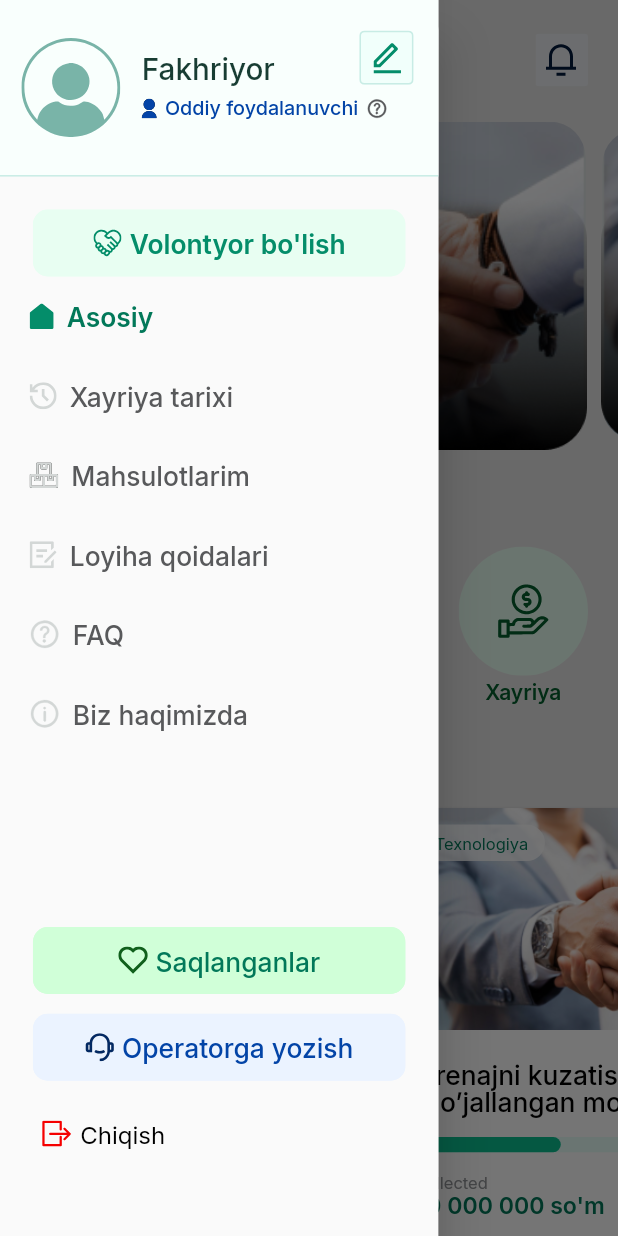
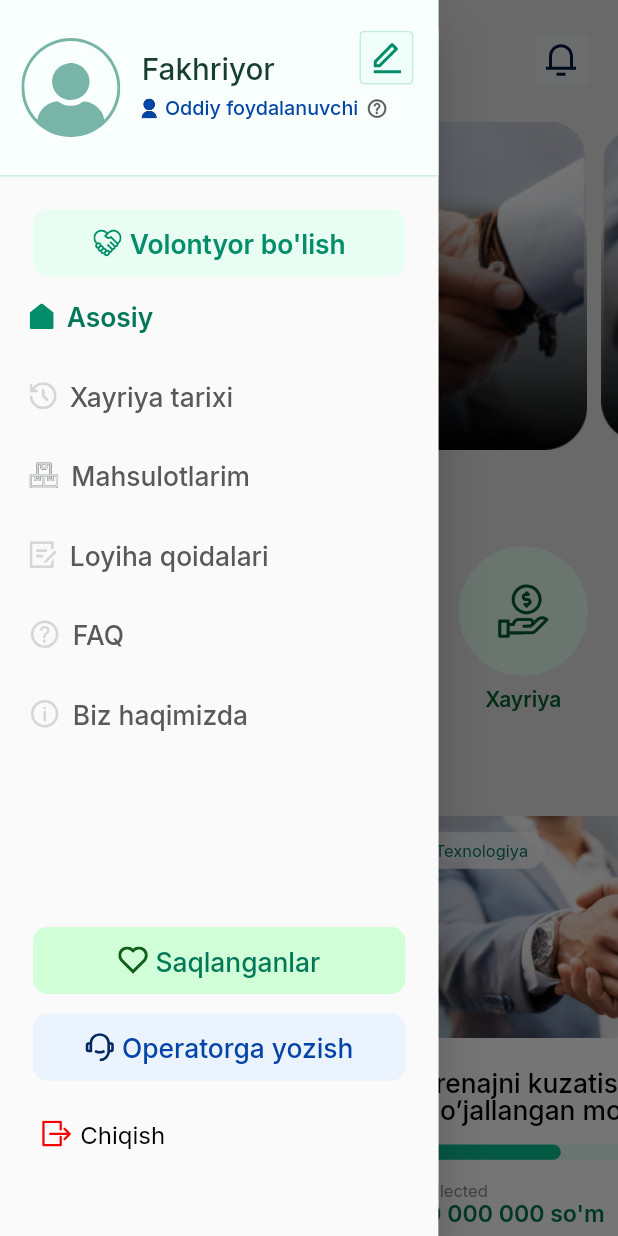
Before and after one commit to komronz/najot, a Flutter app: the screen it shows after launch, with the side drawer open, on a phone screen of 412 x 824 dp. Run offline on Flutter 3.47's test engine with Material 2 defaults, Android fonts, the phone set to English and light mode, and no system bars; drawn by our look-alikes of card_swiper, percent_indicator; our stand-ins replace auto_size_text, bloc, bot_toast, connectivity_plus, dio, easy_localization and 12 more; missing offline and left inert: super_rich_text; accounts and stored records are empty.

Commit message:
home page ui

```diff
--- a/lib/data/utils/app_image_utils.dart
+++ b/lib/data/utils/app_image_utils.dart
@@ -12,10 +12,15 @@ class AppImageUtils {
    static const String EDIT = "assets/app_icons/edit.svg";
    static const String HANDS = "assets/app_icons/hends.svg";
    static const String HISTORY = "assets/app_icons/history.svg";
+   static const String HISTORY2 = "assets/app_icons/history2.svg";
    static const String PRODUCTS = "assets/app_icons/products.svg";
+   static const String PRODUCTS2 = "assets/app_icons/products2.svg";
    static const String RULES = "assets/app_icons/rules.svg";
+   static const String RULES2 = "assets/app_icons/rules2.svg";
    static const String FAQ = "assets/app_icons/FAQ.svg";
+   static const String FAQ2 = "assets/app_icons/FAQ2.svg";
    static const String ABOUT_US = "assets/app_icons/about.svg";
+   static const String ABOUT_US2 = "assets/app_icons/about2.svg";
    static const String MAIN = "assets/app_icons/main.svg";
    static const String HEART = "assets/app_icons/heart.svg";
    static const String HEADPHONE = "assets/app_icons/headphone.svg";
@@ -23,6 +28,7 @@ class AppImageUtils {
    static const String LOGOUT2 = "assets/app_icons/logout2.svg";
    static const String PERSON = "assets/app_icons/person.svg";
    static const String BACK = "assets/app_icons/back.svg";
+   static const String MAIN2 = "assets/app_icons/main2.svg";
    static const String SHADOW = "assets/images/shadow.png";
    static const String Slider = "assets/images/slider.png";
 
--- a/lib/ui/pages/home_page/widget/drawer_body_widget.dart
+++ b/lib/ui/pages/home_page/widget/drawer_body_widget.dart
@@ -13,13 +13,17 @@ class DrawerBody extends StatelessWidget {
     Key? key,
   }) : super(key: key);
 
+
   @override
   Widget build(BuildContext context) {
     Size size = MediaQuery.of(context).size;
+    AppPageType pageType=context.read<AppPageCubit>().state.pageType;
     return Container(
       width: 266.w,
       decoration: BoxDecoration(
-          borderRadius: BorderRadius.circular(20), color: AppColorUtils.WHITE),
+        borderRadius: BorderRadius.circular(20),
+        color: AppColorUtils.WHITE,
+      ),
       child: Drawer(
         child: Column(
           children: [
@@ -105,9 +109,7 @@ class DrawerBody extends StatelessWidget {
                       left: 20.w,
                     ),
                     child: ButtonCard(
-                      onPress: () {
-
-                      },
+                      onPress: () {},
                       text: "Volontyor bo'lish",
                       width: 226.w,
                       height: 44.h,
@@ -120,11 +122,10 @@ class DrawerBody extends StatelessWidget {
                     ),
                   ),
                   AppWidgets.rowIconText(
-                    iconSelect:AppImageUtils.MAIN ,
-                    icon: AppImageUtils.MAIN,
-                    isActive: context.read<AppPageCubit>().state.pageType==AppPageType.MAIN,
+                    iconSelect: AppImageUtils.MAIN,
+                    icon: AppImageUtils.MAIN2,
+                    isActive: pageType == AppPageType.MAIN,
                     text: "Asosiy",
-                    fontWeight: FontWeight.w600,
                     fontSize: 16.sp,
                     padding: EdgeInsets.symmetric(
                       horizontal: 18.w,
@@ -138,11 +139,10 @@ class DrawerBody extends StatelessWidget {
                     },
                   ),
                   AppWidgets.rowIconText(
-                    isActive: context.read<AppPageCubit>().state.pageType==AppPageType.CHARITY,
+                    isActive: pageType == AppPageType.CHARITY,
                     icon: AppImageUtils.HISTORY,
-                    iconSelect: AppImageUtils.HISTORY,
+                    iconSelect: AppImageUtils.HISTORY2,
                     text: "Xayriya tarixi",
-                    fontWeight: FontWeight.w500,
                     fontSize: 16.sp,
                     padding: EdgeInsets.symmetric(
                       horizontal: 18.w,
@@ -157,9 +157,8 @@ class DrawerBody extends StatelessWidget {
                   ),
                   AppWidgets.rowIconText(
                     icon: AppImageUtils.PRODUCTS,
-                    iconSelect: AppImageUtils.PRODUCTS,
+                    iconSelect: AppImageUtils.PRODUCTS2,
                     text: "Mahsulotlarim",
-                    fontWeight: FontWeight.w500,
                     fontSize: 16.sp,
                     padding: EdgeInsets.symmetric(
                       horizontal: 18.w,
@@ -169,9 +168,8 @@ class DrawerBody extends StatelessWidget {
                   ),
                   AppWidgets.rowIconText(
                     icon: AppImageUtils.RULES,
-                    iconSelect: AppImageUtils.RULES,
+                    iconSelect: AppImageUtils.RULES2,
                     text: "Loyiha qoidalari",
-                    fontWeight: FontWeight.w500,
                     fontSize: 16.sp,
                     padding: EdgeInsets.symmetric(
                       horizontal: 18.w,
@@ -181,9 +179,8 @@ class DrawerBody extends StatelessWidget {
                   ),
                   AppWidgets.rowIconText(
                     icon: AppImageUtils.FAQ,
-                    iconSelect: AppImageUtils.FAQ,
+                    iconSelect: AppImageUtils.FAQ2,
                     text: "FAQ",
-                    fontWeight: FontWeight.w500,
                     fontSize: 16.sp,
                     padding: EdgeInsets.symmetric(
                       horizontal: 18.w,
@@ -193,9 +190,8 @@ class DrawerBody extends StatelessWidget {
                   ),
                   AppWidgets.rowIconText(
                     icon: AppImageUtils.ABOUT_US,
-                    iconSelect: AppImageUtils.ABOUT_US,
+                    iconSelect: AppImageUtils.ABOUT_US2,
                     text: "Biz haqimizda",
-                    fontWeight: FontWeight.w500,
                     fontSize: 16.sp,
                     padding: EdgeInsets.symmetric(
                       horizontal: 18.w,
--- a/lib/ui/pages/home_page/widget/icon_name_widget.dart
+++ b/lib/ui/pages/home_page/widget/icon_name_widget.dart
@@ -7,7 +7,7 @@ class IconAndName extends StatelessWidget {
   IconAndName(
       {required this.icon,
       required this.text,
-      required this.voidCallback,
+      required this.onTap,
       this.color = Colors.black,
       this.fontWeight = FontWeight.w500,
       this.fontsize = 18});
@@ -17,12 +17,12 @@ class IconAndName extends StatelessWidget {
   Color color;
   double fontsize;
   FontWeight fontWeight;
-  VoidCallback voidCallback;
+  VoidCallback onTap;
 
   @override
   Widget build(BuildContext context) {
     return InkWell(
-      onTap: voidCallback,
+      onTap: onTap,
       child: Column(
         children: [
           SizedBox(
@@ -32,6 +32,7 @@ class IconAndName extends StatelessWidget {
               icon,
             ),
           ),
+          SizedBox(height: 5.h,),
           AppWidgets.textLocale(
               text: text,
               color: color,
--- a/lib/ui/pages/main_page/main_page.dart
+++ b/lib/ui/pages/main_page/main_page.dart
@@ -8,6 +8,7 @@ import 'package:najot/data/localization/locale_keys.g.dart';
 import 'package:najot/data/utils/app_color_utils.dart';
 import 'package:najot/data/utils/app_image_utils.dart';
 import 'package:najot/ui/pages/home_page/home_page.dart';
+import 'package:najot/ui/pages/home_page/volunteer_page/volunteer_page.dart';
 import 'package:najot/ui/pages/home_page/widget/carousel_slider_widget.dart';
 import 'package:najot/ui/pages/home_page/widget/icon_name_widget.dart';
 import 'package:najot/ui/pages/home_page/widget/kraudfanding_card_widget.dart';
@@ -82,7 +83,7 @@ class MainPage extends StatelessWidget {
                                         fontWeight: FontWeight.w600,
                                         fontsize: 14,
                                         color: AppColorUtils.KRAUDFANDING,
-                                        voidCallback: () {},
+                                        onTap: () {},
                                       ),
                                       IconAndName(
                                         text: 'Volontyorlik',
@@ -90,7 +91,12 @@ class MainPage extends StatelessWidget {
                                         fontWeight: FontWeight.w600,
                                         fontsize: 14,
                                         color: AppColorUtils.VOLONTYOR,
-                                        voidCallback: () {},
+                                        onTap: () {
+                                          Navigator.push(
+                                            context,
+                                            MaterialPageRoute(builder: (context) => VolunteerPage()),
+                                          );
+                                        },
                                       ),
                                       IconAndName(
                                         text: 'Xayriya',
@@ -98,7 +104,7 @@ class MainPage extends StatelessWidget {
                                         fontWeight: FontWeight.w600,
                                         fontsize: 14,
                                         color: AppColorUtils.CHARITY,
-                                        voidCallback: () {},
+                                        onTap: () {},
                                       ),
                                     ],
                                   ),
--- a/lib/ui/widgets/app_widgets.dart
+++ b/lib/ui/widgets/app_widgets.dart
@@ -168,7 +168,7 @@ class AppWidgets {
                 text: title,
                 fontWeight: FontWeight.w600,
                 color: textColor,
-                fontSize: 20,
+                fontSize: 20.sp,
                 textAlign: TextAlign.center,
               ),
             ),
@@ -216,12 +216,12 @@ class AppWidgets {
     required String text,
     required VoidCallback onTap,
     bool isActive = false,
-    FontWeight fontWeight = FontWeight.w500,
     double fontSize = 15,
     EdgeInsets padding = const EdgeInsets.all(10),
   }) {
     var color = isActive ? AppColorUtils.GREEN_TEXT : AppColorUtils.DARK3;
     var iconSelected = isActive ? iconSelect : icon;
+    var fontWeight = isActive ? FontWeight.w600 : FontWeight.w500;
     return InkWell(
       onTap: onTap,
       child: Padding(
```
Also changed, not shown: lib/ui/pages/home_page/volunteer_page/volunteer_page.dart (+19 -30 lines), assets/app_icons/FAQ2.svg (added), assets/app_icons/about2.svg (added), assets/app_icons/history2.svg (added), assets/app_icons/main2.svg (added), assets/app_icons/products2.svg (added), assets/app_icons/rules2.svg (added).
